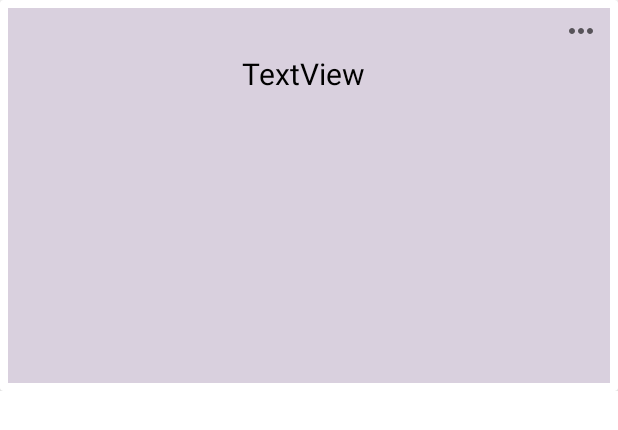
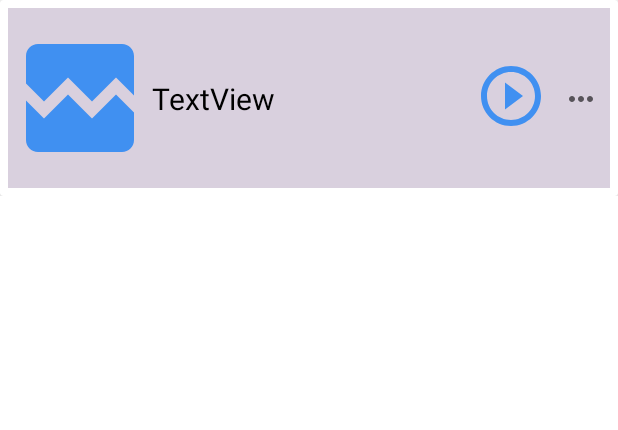
Before and after one commit to Mjgb77/music-score-app, an Android app: the layout music_score_row.xml on its own in the app's theme, with its tools: preview values and no code run, on a phone screen of 412 x 824 dp. Shown: the top 430 px of the screen. Run offline under Robolectric (Android 15) with nearby library versions, the phone set to English and light mode, and no system bars.

Commit message:
Add new list style and play mid functionality added

```diff
--- a/app/src/main/java/com/example/musicscoreapp/FileStorageHelper.kt
+++ b/app/src/main/java/com/example/musicscoreapp/FileStorageHelper.kt
@@ -47,6 +47,7 @@ class FileStorageHelper(private val context: Context) {
         files?.forEach { file ->
             val item = MusicScore()
             item.title = file
+            item.path = File(appDirectory,file).path
             result.add(item)
         }
 
@@ -59,10 +60,11 @@ class FileStorageHelper(private val context: Context) {
 
     fun getByTitle(title: String?): MusicScore? {
         if(title == null) return null
-
-        if(File(appDirectory,title).exists()){
+        val file = File(appDirectory,title)
+        if(file.exists()){
             val result = MusicScore()
             result.title = title
+            result.path = file.path;
             return result
         }
 
--- a/app/src/main/java/com/example/musicscoreapp/MainActivity.kt
+++ b/app/src/main/java/com/example/musicscoreapp/MainActivity.kt
@@ -28,7 +28,7 @@ class MainActivity : AppCompatActivity() {
         musicScoreAdapter = MusicScoreAdapter(this, this)
 
         recyclerView?.adapter = musicScoreAdapter
-        recyclerView?.layoutManager = GridLayoutManager(this,2)
+        recyclerView?.layoutManager = LinearLayoutManager(this)
 
     }
 
--- a/app/src/main/java/com/example/musicscoreapp/MusicScore.kt
+++ b/app/src/main/java/com/example/musicscoreapp/MusicScore.kt
@@ -3,4 +3,5 @@ package com.example.musicscoreapp
 class MusicScore {
     var id = 0
     var title: String? = null
+    var path: String? = null
 }
--- /dev/null
+++ b/app/src/main/res/drawable/ic_broken_image.xml
@@ -0,0 +1,5 @@
+<vector android:height="96dp" android:tint="#4090F1"
+    android:viewportHeight="24" android:viewportWidth="24"
+    android:width="96dp" xmlns:android="http://schemas.android.com/apk/res/android">
+    <path android:fillColor="@android:color/white" android:pathData="M21,5v6.59l-3,-3.01 -4,4.01 -4,-4 -4,4 -3,-3.01L3,5c0,-1.1 0.9,-2 2,-2h14c1.1,0 2,0.9 2,2zM18,11.42l3,3.01L21,19c0,1.1 -0.9,2 -2,2L5,21c-1.1,0 -2,-0.9 -2,-2v-6.58l3,2.99 4,-4 4,4 4,-3.99z"/>
+</vector>
--- /dev/null
+++ b/app/src/main/res/drawable/ic_play_circle_48.xml
@@ -0,0 +1,5 @@
+<vector android:height="48dp" android:tint="#4090F1"
+    android:viewportHeight="24" android:viewportWidth="24"
+    android:width="48dp" xmlns:android="http://schemas.android.com/apk/res/android">
+    <path android:fillColor="@android:color/white" android:pathData="M10,16.5l6,-4.5 -6,-4.5v9zM12,2C6.48,2 2,6.48 2,12s4.48,10 10,10 10,-4.48 10,-10S17.52,2 12,2zM12,20c-4.41,0 -8,-3.59 -8,-8s3.59,-8 8,-8 8,3.59 8,8 -3.59,8 -8,8z"/>
+</vector>
--- a/app/src/main/res/layout/music_score_row.xml
+++ b/app/src/main/res/layout/music_score_row.xml
@@ -8,14 +8,23 @@
 
     <androidx.cardview.widget.CardView
         android:layout_width="match_parent"
-        android:layout_height="wrap_content">
+        android:layout_height="match_parent">
 
         <androidx.constraintlayout.widget.ConstraintLayout
             android:layout_width="match_parent"
-            android:layout_height="250dp"
+            android:layout_height="120dp"
             android:layout_margin="5dp"
             android:background="#D9D0DE"
             android:paddingRight="7dp">
+
+            <ImageView
+                android:id="@+id/img_score_preview"
+                android:layout_width="wrap_content"
+                android:layout_height="wrap_content"
+                android:src="@drawable/ic_broken_image"
+                app:layout_constraintBottom_toBottomOf="parent"
+                app:layout_constraintStart_toStartOf="parent"
+                app:layout_constraintTop_toTopOf="parent" />
 
             <ImageButton
                 android:id="@+id/btn_score_menu"
@@ -23,20 +32,37 @@
                 android:layout_height="30dp"
                 android:layout_alignParentEnd="true"
                 android:layout_alignParentRight="true"
+                android:background="?android:attr/actionBarItemBackground"
                 android:src="@drawable/ic_more_horizontal"
+                app:layout_constraintBottom_toBottomOf="parent"
                 app:layout_constraintEnd_toEndOf="parent"
-                app:layout_constraintTop_toTopOf="parent"
-                android:background="?android:attr/actionBarItemBackground"/>
+                app:layout_constraintTop_toTopOf="parent" />
 
             <TextView
                 android:id="@+id/txt_title"
-                android:layout_width="match_parent"
+                android:layout_width="0dp"
                 android:layout_height="wrap_content"
                 android:text="TextView"
                 android:textColor="#000"
                 android:textSize="20dp"
-                android:gravity="center"
-                app:layout_constraintTop_toBottomOf="@+id/btn_score_menu" />
+                app:layout_constraintBottom_toBottomOf="parent"
+                app:layout_constraintEnd_toStartOf="@+id/btn_play_main"
+                app:layout_constraintHorizontal_bias="0.0"
+                app:layout_constraintStart_toEndOf="@+id/img_score_preview"
+                app:layout_constraintTop_toTopOf="parent" />
+
+            <ImageButton
+                android:id="@+id/btn_play_main"
+                android:layout_width="70dp"
+                android:layout_height="58dp"
+                android:layout_alignParentEnd="true"
+                android:layout_alignParentRight="true"
+                android:background="@null"
+                android:src="@drawable/ic_play_circle_48"
+                app:layout_constraintBottom_toBottomOf="parent"
+                app:layout_constraintEnd_toStartOf="@+id/btn_score_menu"
+                app:layout_constraintTop_toTopOf="parent"
+                app:layout_constraintVertical_bias="0.475" />
 
         </androidx.constraintlayout.widget.ConstraintLayout>
     </androidx.cardview.widget.CardView>
```
Also changed, not shown: app/src/main/AndroidManifest.xml (+9 -0 lines), app/src/main/java/com/example/musicscoreapp/MusicScoreAdapter.kt (+37 -3 lines).
